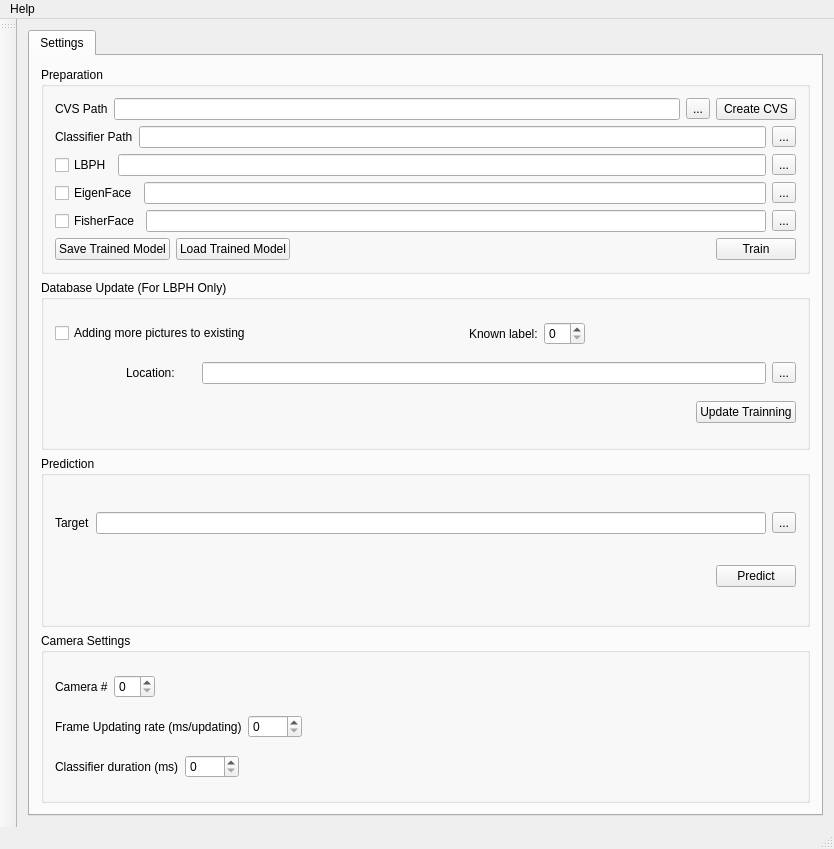
Qt form recognizer.ui (windsice/Facial-Recognition) before a commit.
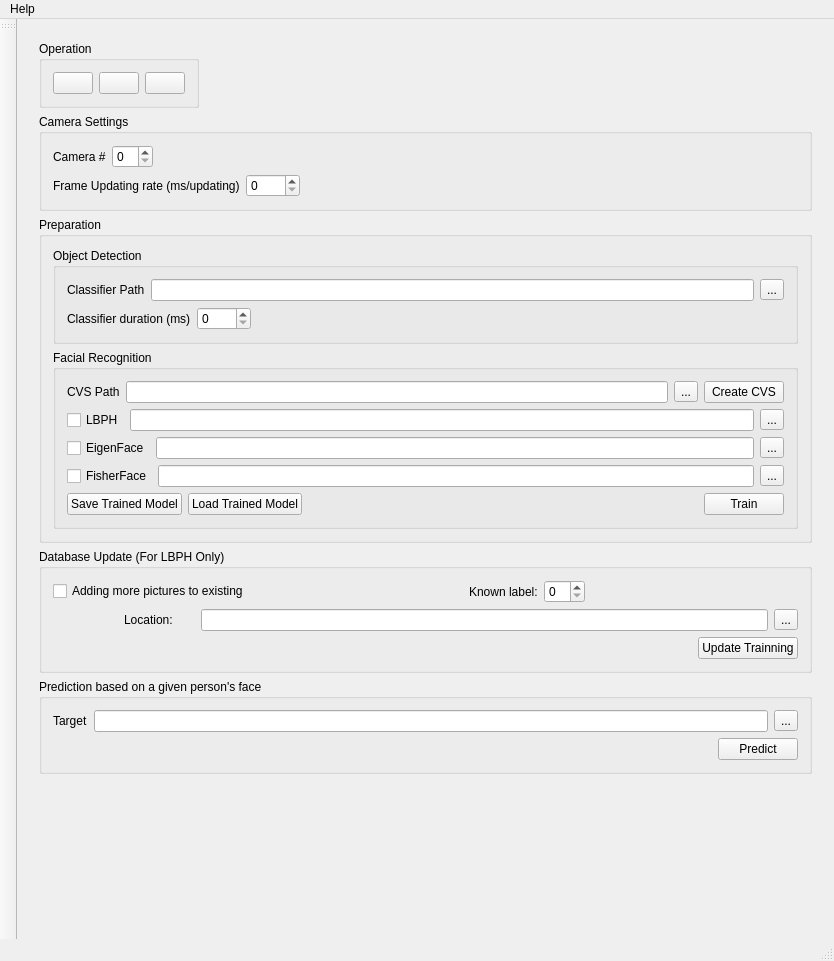
The same form after that commit. Icons and pictures are not drawn.

Diff of the .ui file:
```diff
--- a/recognizer.ui
+++ b/recognizer.ui
@@ -7,7 +7,7 @@
     <x>0</x>
     <y>0</y>
     <width>834</width>
-    <height>849</height>
+    <height>961</height>
    </rect>
   </property>
   <property name="windowTitle">
@@ -21,190 +21,112 @@
    <double>1.000000000000000</double>
   </property>
   <widget class="QWidget" name="centralWidget">
-   <layout class="QGridLayout" name="gridLayout">
-    <item row="0" column="0">
-     <widget class="QTabWidget" name="tabWidget">
+   <layout class="QVBoxLayout" name="verticalLayout_6">
+    <item>
+     <widget class="QStackedWidget" name="stackedWidget">
+      <property name="contextMenuPolicy">
+       <enum>Qt::NoContextMenu</enum>
+      </property>
       <property name="currentIndex">
        <number>0</number>
       </property>
-      <widget class="QWidget" name="SettingsTab">
-       <attribute name="title">
-        <string>Settings</string>
-       </attribute>
-       <layout class="QGridLayout" name="gridLayout_5">
-        <item row="1" column="0">
-         <widget class="QGroupBox" name="Update_groupBox">
+      <widget class="QWidget" name="page">
+       <layout class="QVBoxLayout" name="verticalLayout_8">
+        <item>
+         <widget class="QGroupBox" name="groupBox_SelOp">
+          <property name="sizePolicy">
+           <sizepolicy hsizetype="Fixed" vsizetype="Fixed">
+            <horstretch>0</horstretch>
+            <verstretch>0</verstretch>
+           </sizepolicy>
+          </property>
           <property name="title">
-           <string>Database Update (For LBPH Only)</string>
+           <string>Operation</string>
           </property>
-          <layout class="QGridLayout" name="gridLayout_2">
-           <item row="0" column="0">
-            <layout class="QHBoxLayout" name="horizontalLayout_10" stretch="0,0,0,0,0">
+          <layout class="QVBoxLayout" name="verticalLayout_2">
              <item>
-              <widget class="QCheckBox" name="UpdateExisting_checkBox">
-               <property name="text">
-                <string>Adding more pictures to existing</string>
-               </property>
-              </widget>
-             </item>
+            <layout class="QHBoxLayout" name="horizontalLayout_17">
              <item>
-              <spacer name="horizontalSpacer_6">
-               <property name="orientation">
-                <enum>Qt::Horizontal</enum>
+              <widget class="QPushButton" name="pushButton_liveFacial">
+               <property name="toolTip">
+                <string>Perform live facial recognition</string>
                </property>
-               <property name="sizeHint" stdset="0">
-                <size>
-                 <width>40</width>
-                 <height>20</height>
-                </size>
-               </property>
-              </spacer>
-             </item>
-             <item>
-              <widget class="QLabel" name="UpdateExistingLabel">
                <property name="text">
-                <string>Known label:</string>
+                <string/>
                </property>
-              </widget>
-             </item>
-             <item>
-              <widget class="QSpinBox" name="UpdateExisting_spinBox"/>
-             </item>
-             <item>
-              <spacer name="horizontalSpacer">
-               <property name="orientation">
-                <enum>Qt::Horizontal</enum>
+               <property name="icon">
+                <iconset>
+                 <normalon>:/Main/Administrator-icon.png</normalon>
+                </iconset>
                </property>
-               <property name="sizeHint" stdset="0">
+               <property name="iconSize">
                 <size>
-                 <width>40</width>
-                 <height>20</height>
+                 <width>50</width>
+                 <height>50</height>
                 </size>
                </property>
-              </spacer>
-             </item>
-            </layout>
-           </item>
-           <item row="1" column="0">
-            <layout class="QHBoxLayout" name="horizontalLayout_12"/>
-           </item>
-           <item row="2" column="0">
-            <layout class="QHBoxLayout" name="horizontalLayout_11" stretch="1,1,8,1">
-             <item>
-              <spacer name="horizontalSpacer_4">
-               <property name="orientation">
-                <enum>Qt::Horizontal</enum>
+               <property name="checkable">
+                <bool>true</bool>
                </property>
-               <property name="sizeHint" stdset="0">
-                <size>
-                 <width>40</width>
-                 <height>20</height>
-                </size>
+               <property name="autoExclusive">
+                <bool>true</bool>
                </property>
-              </spacer>
-             </item>
-             <item>
-              <widget class="QLabel" name="UpdateLocation_label">
-               <property name="text">
-                <string>Location:</string>
+               <property name="flat">
+                <bool>false</bool>
                </property>
               </widget>
              </item>
              <item>
-              <widget class="QLineEdit" name="UpdateLocation_lineEdit"/>
-             </item>
-             <item>
-              <widget class="QToolButton" name="UpdateLocation_toolButton">
+              <widget class="QPushButton" name="pushButton_stillFacial">
+               <property name="toolTip">
+                <string>Perform still picture facial recognition</string>
+               </property>
                <property name="text">
-                <string>...</string>
+                <string/>
                </property>
-              </widget>
-             </item>
-            </layout>
-           </item>
-           <item row="3" column="0">
-            <layout class="QHBoxLayout" name="horizontalLayout_13">
-             <item>
-              <spacer name="horizontalSpacer_5">
-               <property name="orientation">
-                <enum>Qt::Horizontal</enum>
+               <property name="icon">
+                <iconset>
+                 <normalon>:/Main/focusing.png</normalon>
+                </iconset>
                </property>
-               <property name="sizeHint" stdset="0">
+               <property name="iconSize">
                 <size>
-                 <width>40</width>
-                 <height>20</height>
+                 <width>50</width>
+                 <height>50</height>
                 </size>
                </property>
-              </spacer>
-             </item>
-             <item>
-              <widget class="QPushButton" name="TrainNew_pushButton">
-               <property name="enabled">
+               <property name="checkable">
                 <bool>true</bool>
                </property>
-               <property name="text">
-                <string>Update Trainning</string>
+               <property name="autoExclusive">
+                <bool>true</bool>
                </property>
               </widget>
              </item>
-            </layout>
-           </item>
-          </layout>
-         </widget>
-        </item>
-        <item row="2" column="0">
-         <widget class="QGroupBox" name="Prediction_groupBox">
-          <property name="title">
-           <string>Prediction</string>
-          </property>
-          <layout class="QGridLayout" name="gridLayout_3">
-           <item row="0" column="0">
-            <layout class="QHBoxLayout" name="horizontalLayout_5">
              <item>
-              <widget class="QLabel" name="Target_label">
-               <property name="text">
-                <string>Target</string>
+              <widget class="QPushButton" name="pushButton_stillObject">
+               <property name="toolTip">
+                <string>Perform still picture object detection</string>
                </property>
-              </widget>
-             </item>
-             <item>
-              <widget class="QLineEdit" name="Target_lineEdit"/>
-             </item>
-             <item>
-              <widget class="QToolButton" name="Target_toolButton">
                <property name="text">
-                <string>...</string>
+                <string/>
                </property>
-              </widget>
-             </item>
-            </layout>
-           </item>
-           <item row="1" column="0">
-            <layout class="QHBoxLayout" name="horizontalLayout_3">
-             <item>
-              <spacer name="horizontalSpacer_2">
-               <property name="orientation">
-                <enum>Qt::Horizontal</enum>
+               <property name="icon">
+                <iconset>
+                 <normalon>:/Main/diaphragm2.png</normalon>
+                </iconset>
                </property>
-               <property name="sizeHint" stdset="0">
+               <property name="iconSize">
                 <size>
-                 <width>40</width>
-                 <height>20</height>
+                 <width>50</width>
+                 <height>50</height>
                 </size>
                </property>
-              </spacer>
-             </item>
-             <item>
-              <widget class="QLabel" name="Predition_Result">
-               <property name="text">
-                <string/>
+               <property name="checkable">
+                <bool>true</bool>
                </property>
-              </widget>
-             </item>
-             <item>
-              <widget class="QPushButton" name="Predict_Button">
-               <property name="text">
-                <string>Predict</string>
+               <property name="autoExclusive">
+                <bool>true</bool>
                </property>
               </widget>
              </item>
@@ -213,8 +135,8 @@
           </layout>
          </widget>
         </item>
-        <item row="3" column="0">
-         <widget class="QGroupBox" name="groupBox">
+        <item>
+         <widget class="QGroupBox" name="groupBox_CamSet">
           <property name="title">
            <string>Camera Settings</string>
           </property>
@@ -280,8 +202,44 @@
              </item>
             </layout>
            </item>
+          </layout>
+         </widget>
+        </item>
            <item>
-            <layout class="QHBoxLayout" name="horizontalLayout_16">
+         <widget class="QGroupBox" name="groupBox_preparation">
+          <property name="title">
+           <string>Preparation</string>
+          </property>
+          <layout class="QVBoxLayout" name="verticalLayout_5">
+           <item>
+            <widget class="QGroupBox" name="groupBox_ObjDet">
+             <property name="title">
+              <string>Object Detection</string>
+             </property>
+             <layout class="QVBoxLayout" name="verticalLayout_3">
+              <item>
+               <layout class="QHBoxLayout" name="horizontalLayout_18">
+                <item>
+                 <widget class="QLabel" name="ClassifierPathLabel">
+                  <property name="text">
+                   <string>Classifier Path</string>
+                  </property>
+                 </widget>
+                </item>
+                <item>
+                 <widget class="QLineEdit" name="ClassifierLineEdit"/>
+                </item>
+                <item>
+                 <widget class="QToolButton" name="ClassifierPath_toolButton">
+                  <property name="text">
+                   <string>...</string>
+                  </property>
+                 </widget>
+                </item>
+               </layout>
+              </item>
+              <item>
+               <layout class="QHBoxLayout" name="horizontalLayout_19">
              <item>
               <widget class="QLabel" name="ClassifierDurationlabel">
                <property name="text">
@@ -314,17 +272,12 @@
           </layout>
          </widget>
         </item>
-        <item row="0" column="0">
-         <widget class="QGroupBox" name="Preparation_groupBox">
+           <item>
+            <widget class="QGroupBox" name="groupBox_FacialRec">
           <property name="title">
-           <string>Preparation</string>
-          </property>
-          <property name="flat">
-           <bool>false</bool>
-          </property>
-          <layout class="QGridLayout" name="gridLayout_4">
-           <item row="0" column="0">
-            <layout class="QHBoxLayout" name="horizontalLayout_2">
+              <string>Facial Recognition</string>
+             </property>
+             <layout class="QVBoxLayout" name="verticalLayout_4">
              <item>
               <layout class="QHBoxLayout" name="horizontalLayout">
                <item>
@@ -337,8 +290,6 @@
                <item>
                 <widget class="QLineEdit" name="CVS_Path_lineEdit"/>
                </item>
-              </layout>
-             </item>
              <item>
               <widget class="QToolButton" name="CVS_Path_Button">
                <property name="text">
@@ -355,28 +306,7 @@
              </item>
             </layout>
            </item>
-           <item row="1" column="0">
-            <layout class="QHBoxLayout" name="horizontalLayout_15">
              <item>
-              <widget class="QLabel" name="ClassifierPathLabel">
-               <property name="text">
-                <string>Classifier Path</string>
-               </property>
-              </widget>
-             </item>
-             <item>
-              <widget class="QLineEdit" name="ClassifierLineEdit"/>
-             </item>
-             <item>
-              <widget class="QToolButton" name="ClassifierPath_toolButton">
-               <property name="text">
-                <string>...</string>
-               </property>
-              </widget>
-             </item>
-            </layout>
-           </item>
-           <item row="2" column="0">
             <layout class="QHBoxLayout" name="horizontalLayout_4">
              <item>
               <widget class="QCheckBox" name="LBPH_checkBox">
@@ -397,7 +327,7 @@
              </item>
             </layout>
            </item>
-           <item row="3" column="0">
+              <item>
             <layout class="QHBoxLayout" name="horizontalLayout_6">
              <item>
               <widget class="QCheckBox" name="EigenFace_checkBox">
@@ -418,7 +348,7 @@
              </item>
             </layout>
            </item>
-           <item row="4" column="0">
+              <item>
             <layout class="QHBoxLayout" name="horizontalLayout_7">
              <item>
               <widget class="QCheckBox" name="FisherFace_checkBox">
@@ -439,7 +369,7 @@
              </item>
             </layout>
            </item>
-           <item row="5" column="0">
+              <item>
             <layout class="QHBoxLayout" name="horizontalLayout_8">
              <item>
               <widget class="QPushButton" name="SaveTrainedModel_pushButton">
@@ -482,7 +412,263 @@
         </item>
        </layout>
       </widget>
-     </widget>
+        </item>
+        <item>
+         <widget class="QGroupBox" name="groupBox_LBPHupdate">
+          <property name="title">
+           <string>Database Update (For LBPH Only)</string>
+          </property>
+          <layout class="QGridLayout" name="gridLayout_2">
+           <item row="0" column="0">
+            <layout class="QHBoxLayout" name="horizontalLayout_10" stretch="0,0,0,0,0">
+             <item>
+              <widget class="QCheckBox" name="UpdateExisting_checkBox">
+               <property name="text">
+                <string>Adding more pictures to existing</string>
+               </property>
+              </widget>
+             </item>
+             <item>
+              <spacer name="horizontalSpacer_6">
+               <property name="orientation">
+                <enum>Qt::Horizontal</enum>
+               </property>
+               <property name="sizeHint" stdset="0">
+                <size>
+                 <width>40</width>
+                 <height>20</height>
+                </size>
+               </property>
+              </spacer>
+             </item>
+             <item>
+              <widget class="QLabel" name="UpdateExistingLabel">
+               <property name="text">
+                <string>Known label:</string>
+               </property>
+              </widget>
+             </item>
+             <item>
+              <widget class="QSpinBox" name="UpdateExisting_spinBox"/>
+             </item>
+             <item>
+              <spacer name="horizontalSpacer">
+               <property name="orientation">
+                <enum>Qt::Horizontal</enum>
+               </property>
+               <property name="sizeHint" stdset="0">
+                <size>
+                 <width>40</width>
+                 <height>20</height>
+                </size>
+               </property>
+              </spacer>
+             </item>
+            </layout>
+           </item>
+           <item row="1" column="0">
+            <layout class="QHBoxLayout" name="horizontalLayout_11" stretch="1,1,8,1">
+             <item>
+              <spacer name="horizontalSpacer_4">
+               <property name="orientation">
+                <enum>Qt::Horizontal</enum>
+               </property>
+               <property name="sizeHint" stdset="0">
+                <size>
+                 <width>40</width>
+                 <height>20</height>
+                </size>
+               </property>
+              </spacer>
+             </item>
+             <item>
+              <widget class="QLabel" name="UpdateLocation_label">
+               <property name="text">
+                <string>Location:</string>
+               </property>
+              </widget>
+             </item>
+             <item>
+              <widget class="QLineEdit" name="UpdateLocation_lineEdit"/>
+             </item>
+             <item>
+              <widget class="QToolButton" name="UpdateLocation_toolButton">
+               <property name="text">
+                <string>...</string>
+               </property>
+              </widget>
+             </item>
+            </layout>
+           </item>
+           <item row="2" column="0">
+            <layout class="QHBoxLayout" name="horizontalLayout_13">
+             <item>
+              <spacer name="horizontalSpacer_5">
+               <property name="orientation">
+                <enum>Qt::Horizontal</enum>
+               </property>
+               <property name="sizeHint" stdset="0">
+                <size>
+                 <width>40</width>
+                 <height>20</height>
+                </size>
+               </property>
+              </spacer>
+             </item>
+             <item>
+              <widget class="QPushButton" name="TrainNew_pushButton">
+               <property name="enabled">
+                <bool>true</bool>
+               </property>
+               <property name="text">
+                <string>Update Trainning</string>
+               </property>
+              </widget>
+             </item>
+            </layout>
+           </item>
+          </layout>
+         </widget>
+        </item>
+        <item>
+         <widget class="QGroupBox" name="groupBox_prediction">
+          <property name="title">
+           <string>Prediction based on a given person's face</string>
+          </property>
+          <layout class="QGridLayout" name="gridLayout_3">
+           <item row="0" column="0">
+            <layout class="QHBoxLayout" name="horizontalLayout_5">
+             <item>
+              <widget class="QLabel" name="Target_label">
+               <property name="text">
+                <string>Target</string>
+               </property>
+              </widget>
+             </item>
+             <item>
+              <widget class="QLineEdit" name="Target_lineEdit"/>
+             </item>
+             <item>
+              <widget class="QToolButton" name="Target_toolButton">
+               <property name="text">
+                <string>...</string>
+               </property>
+              </widget>
+             </item>
+            </layout>
+           </item>
+           <item row="1" column="0">
+            <layout class="QHBoxLayout" name="horizontalLayout_3">
+             <item>
+              <spacer name="horizontalSpacer_2">
+               <property name="orientation">
+                <enum>Qt::Horizontal</enum>
+               </property>
+               <property name="sizeHint" stdset="0">
+                <size>
+                 <width>40</width>
+                 <height>20</height>
+                </size>
+               </property>
+              </spacer>
+             </item>
+             <item>
+              <widget class="QLabel" name="Predition_Result">
+               <property name="text">
+                <string/>
+               </property>
+              </widget>
+             </item>
+             <item>
+              <widget class="QPushButton" name="Predict_Button">
+               <property name="text">
+                <string>Predict</string>
+               </property>
+              </widget>
+             </item>
+            </layout>
+           </item>
+          </layout>
+         </widget>
+        </item>
+        <item>
+         <spacer name="verticalSpacer">
+          <property name="orientation">
+           <enum>Qt::Vertical</enum>
+          </property>
+          <property name="sizeHint" stdset="0">
+           <size>
+            <width>20</width>
+            <height>40</height>
+           </size>
+          </property>
+         </spacer>
+        </item>
+       </layout>
+      </widget>
+      <widget class="QWidget" name="page_2">
+       <property name="enabled">
+        <bool>false</bool>
+       </property>
+      </widget>
+     </widget>
+    </item>
+    <item>
+     <layout class="QHBoxLayout" name="horizontalLayout_navigation">
+      <item>
+       <widget class="QPushButton" name="pushButton_setting">
+        <property name="text">
+         <string/>
+        </property>
+        <property name="icon">
+         <iconset resource="Icon.qrc">
+          <normaloff>:/Main/Actions-go-back-icon.png</normaloff>:/Main/Actions-go-back-icon.png</iconset>
+        </property>
+        <property name="iconSize">
+         <size>
+          <width>50</width>
+          <height>50</height>
+         </size>
+        </property>
+        <property name="flat">
+         <bool>true</bool>
+        </property>
+       </widget>
+      </item>
+      <item>
+       <spacer name="horizontalSpacer_10">
+        <property name="orientation">
+         <enum>Qt::Horizontal</enum>
+        </property>
+        <property name="sizeHint" stdset="0">
+         <size>
+          <width>40</width>
+          <height>20</height>
+         </size>
+        </property>
+       </spacer>
+      </item>
+      <item>
+       <widget class="QPushButton" name="pushButton_action">
+        <property name="text">
+         <string/>
+        </property>
+        <property name="icon">
+         <iconset resource="Icon.qrc">
+          <normaloff>:/Main/Actions-go-next-icon.png</normaloff>:/Main/Actions-go-next-icon.png</iconset>
+        </property>
+        <property name="iconSize">
+         <size>
+          <width>50</width>
+          <height>50</height>
+         </size>
+        </property>
+        <property name="flat">
+         <bool>true</bool>
+        </property>
+       </widget>
+      </item>
+     </layout>
     </item>
    </layout>
   </widget>
```
Left out of the diff: 2 changed lines with no effect on the pictures. Lines whose indentation alone changed are shown as unchanged.
